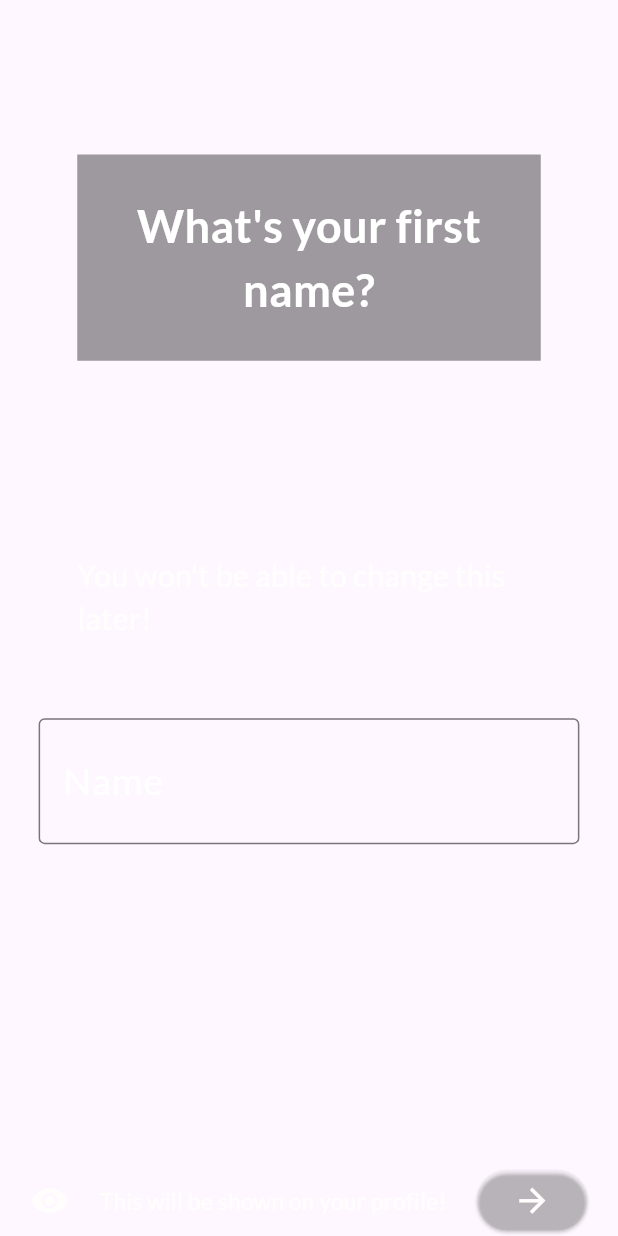
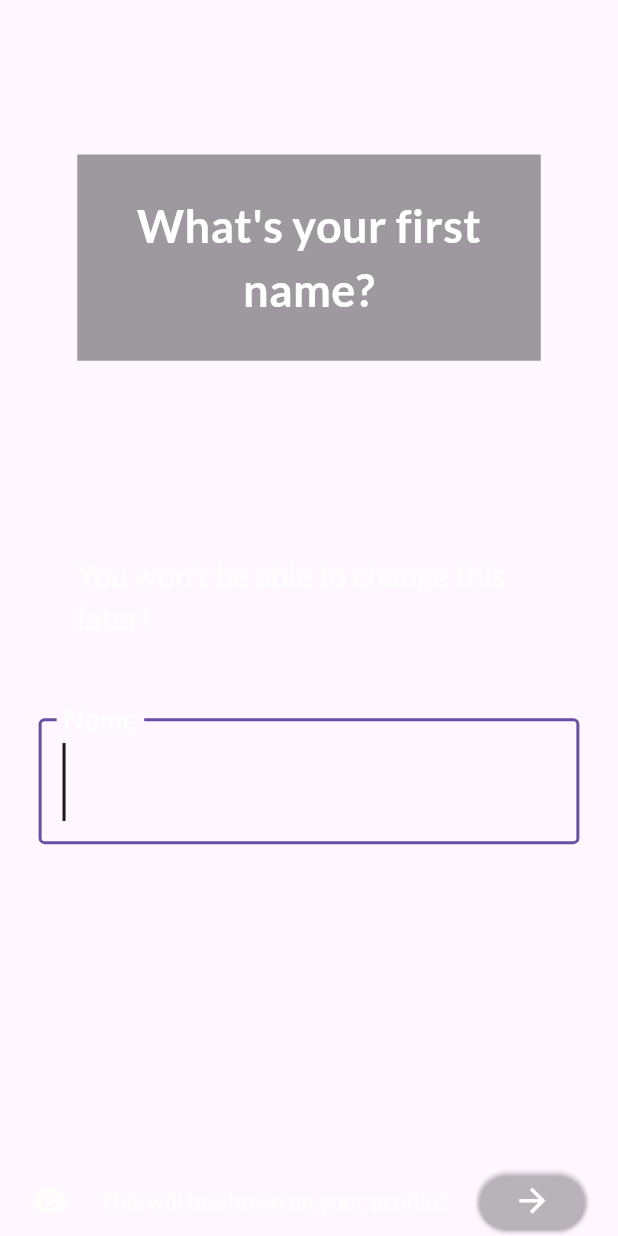
Before and after one commit to sarthakagrawal927/stumble-app, a Flutter app: the NameColumn widget shown alone on an empty page, opened directly with empty values, on a phone screen of 412 x 824 dp. Run offline on Flutter 3.47's test engine with Material 3 defaults, Android fonts, the light colour scheme and no system bars; our stand-ins replace dio, firebase_core, firebase_crashlytics, flutter_otp_text_field, flutter_secure_storage, google_fonts and 4 more; missing offline and left inert: age_calculator, chucker_flutter; accounts and stored records are empty; network calls fail.

Commit message:
Fix input not visible when keyboard present issue

```diff
--- a/lib/widgets/newUser/screen_heading_widget.dart
+++ b/lib/widgets/newUser/screen_heading_widget.dart
@@ -6,9 +6,11 @@ class ScreenHeadingWidget extends StatelessWidget {
 
   @override
   Widget build(BuildContext context) {
+    bool keyboardHidden = MediaQuery.of(context).viewInsets.bottom == 0;
     return Container(
       margin: EdgeInsets.symmetric(
-        vertical: MediaQuery.of(context).size.height / 8,
+        vertical:
+            MediaQuery.of(context).size.height / ((keyboardHidden ? 1 : 2) * 8),
         horizontal: MediaQuery.of(context).size.width / 8,
       ),
       padding: EdgeInsets.symmetric(
--- a/lib/widgets/new_account_screen_widgets/name_column_widget.dart
+++ b/lib/widgets/new_account_screen_widgets/name_column_widget.dart
@@ -72,6 +72,7 @@ class _NameColumnState extends State<NameColumn> {
               ),
             ),
             keyboardType: TextInputType.name,
+            autofocus: true,
             onChanged: (value) {
               setState(() {
                 _name = value;
--- a/lib/widgets/new_account_screen_widgets/prompt_addition_column_widget.dart
+++ b/lib/widgets/new_account_screen_widgets/prompt_addition_column_widget.dart
@@ -44,6 +44,7 @@ class _PromptAdditionColumnState extends State<PromptAdditionColumn> {
               initialValue: '',
               maxLines: 3,
               minLines: 1,
+              autofocus: true,
               keyboardAppearance: Brightness.dark,
               textInputAction: TextInputAction.next,
               cursorColor: whiteColor,
```
Also changed, not shown: lib/screens/user_profile_overview_screen.dart (+9 -15 lines).
